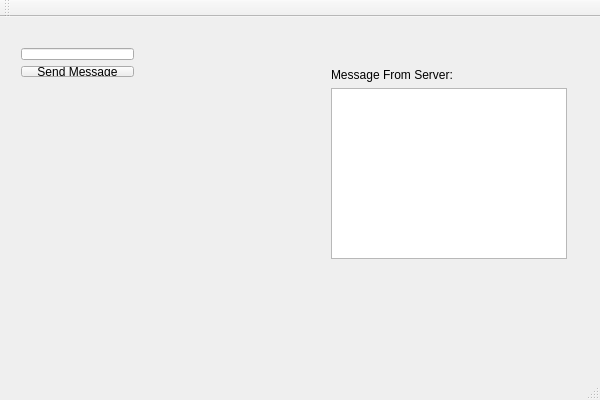
mazakk94/joCirclenXapp, file joCirclenXapp/jocirclenxapp.ui: the form before one commit.
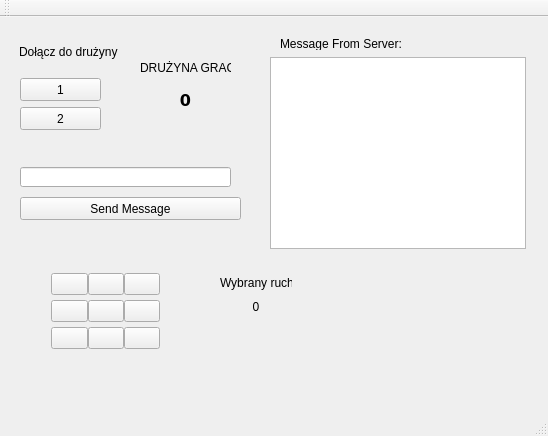
The form after the commit.

Diff of the .ui file:
```diff
--- a/joCirclenXapp/jocirclenxapp.ui
+++ b/joCirclenXapp/jocirclenxapp.ui
@@ -6,58 +6,270 @@
    <rect>
     <x>0</x>
     <y>0</y>
-    <width>600</width>
-    <height>400</height>
+    <width>548</width>
+    <height>436</height>
    </rect>
   </property>
   <property name="windowTitle">
    <string>joCirclenXapp</string>
   </property>
   <widget class="QWidget" name="centralWidget">
-   <widget class="QWidget" name="layoutWidget">
+   <widget class="QTextEdit" name="messageBox">
     <property name="geometry">
      <rect>
-      <x>320</x>
+      <x>270</x>
       <y>40</y>
-      <width>258</width>
-      <height>213</height>
+      <width>256</width>
+      <height>192</height>
      </rect>
     </property>
-    <layout class="QVBoxLayout" name="verticalLayout">
-     <item>
-      <widget class="QLabel" name="messageLabel">
-       <property name="text">
-        <string>Message From Server:</string>
-       </property>
-      </widget>
-     </item>
-     <item>
-      <widget class="QTextEdit" name="messageBox"/>
-     </item>
-    </layout>
    </widget>
-   <widget class="QWidget" name="layoutWidget">
+   <widget class="QLabel" name="messageLabel">
     <property name="geometry">
      <rect>
-      <x>10</x>
+      <x>280</x>
       <y>20</y>
-      <width>135</width>
-      <height>51</height>
+      <width>256</width>
+      <height>13</height>
      </rect>
     </property>
-    <layout class="QVBoxLayout" name="verticalLayout_2">
+    <property name="text">
+     <string>Message From Server:</string>
+    </property>
+   </widget>
+   <widget class="QLabel" name="teamLabel">
+    <property name="geometry">
+     <rect>
+      <x>140</x>
+      <y>60</y>
+      <width>91</width>
+      <height>46</height>
+     </rect>
+    </property>
+    <property name="font">
+     <font>
+      <family>Verdana</family>
+      <pointsize>12</pointsize>
+      <weight>75</weight>
+      <bold>true</bold>
+     </font>
+    </property>
+    <property name="cursor">
+     <cursorShape>WhatsThisCursor</cursorShape>
+    </property>
+    <property name="autoFillBackground">
+     <bool>false</bool>
+    </property>
+    <property name="text">
+     <string>0</string>
+    </property>
+    <property name="alignment">
+     <set>Qt::AlignCenter</set>
+    </property>
+   </widget>
+   <widget class="QLabel" name="label_2">
+    <property name="geometry">
+     <rect>
+      <x>140</x>
+      <y>27</y>
+      <width>91</width>
+      <height>47</height>
+     </rect>
+    </property>
+    <property name="text">
+     <string>DRUŻYNA GRACZA</string>
+    </property>
+   </widget>
+   <widget class="QPushButton" name="team2">
+    <property name="geometry">
+     <rect>
+      <x>20</x>
+      <y>90</y>
+      <width>81</width>
+      <height>23</height>
+     </rect>
+    </property>
+    <property name="text">
+     <string>2</string>
+    </property>
+   </widget>
+   <widget class="QPushButton" name="team1">
+    <property name="geometry">
+     <rect>
+      <x>20</x>
+      <y>61</y>
+      <width>81</width>
+      <height>23</height>
+     </rect>
+    </property>
+    <property name="text">
+     <string>1</string>
+    </property>
+   </widget>
+   <widget class="QLabel" name="label">
+    <property name="geometry">
+     <rect>
+      <x>19</x>
+      <y>15</y>
+      <width>101</width>
+      <height>39</height>
+     </rect>
+    </property>
+    <property name="text">
+     <string>Dołącz do drużyny</string>
+    </property>
+   </widget>
+   <widget class="QPushButton" name="sendButton">
+    <property name="geometry">
+     <rect>
+      <x>20</x>
+      <y>180</y>
+      <width>221</width>
+      <height>23</height>
+     </rect>
+    </property>
+    <property name="text">
+     <string>Send Message</string>
+    </property>
+   </widget>
+   <widget class="QLineEdit" name="messageEdit">
+    <property name="geometry">
+     <rect>
+      <x>20</x>
+      <y>150</y>
+      <width>211</width>
+      <height>20</height>
+     </rect>
+    </property>
+   </widget>
+   <widget class="QWidget" name="layoutWidget">
+    <property name="geometry">
+     <rect>
+      <x>40</x>
+      <y>240</y>
+      <width>131</width>
+      <height>111</height>
+     </rect>
+    </property>
+    <layout class="QVBoxLayout" name="X">
+     <property name="spacing">
+      <number>0</number>
+     </property>
      <item>
-      <widget class="QLineEdit" name="messageEdit"/>
+      <layout class="QHBoxLayout" name="O1">
+       <property name="spacing">
+        <number>0</number>
+       </property>
+       <item>
+        <widget class="QPushButton" name="b1">
+         <property name="text">
+          <string/>
+         </property>
+        </widget>
+       </item>
+       <item>
+        <widget class="QPushButton" name="b2">
+         <property name="text">
+          <string/>
+         </property>
+        </widget>
+       </item>
+       <item>
+        <widget class="QPushButton" name="b3">
+         <property name="text">
+          <string/>
+         </property>
+        </widget>
+       </item>
+      </layout>
      </item>
      <item>
-      <widget class="QPushButton" name="sendButton">
-       <property name="text">
-        <string>Send Message</string>
+      <layout class="QHBoxLayout" name="O2">
+       <property name="spacing">
+        <number>0</number>
        </property>
-      </widget>
+       <item>
+        <widget class="QPushButton" name="b4">
+         <property name="text">
+          <string/>
+         </property>
+        </widget>
+       </item>
+       <item>
+        <widget class="QPushButton" name="b5">
+         <property name="text">
+          <string/>
+         </property>
+        </widget>
+       </item>
+       <item>
+        <widget class="QPushButton" name="b6">
+         <property name="text">
+          <string/>
+         </property>
+        </widget>
+       </item>
+      </layout>
+     </item>
+     <item>
+      <layout class="QHBoxLayout" name="O3">
+       <property name="spacing">
+        <number>0</number>
+       </property>
+       <item>
+        <widget class="QPushButton" name="b7">
+         <property name="text">
+          <string/>
+         </property>
+        </widget>
+       </item>
+       <item>
+        <widget class="QPushButton" name="b8">
+         <property name="text">
+          <string/>
+         </property>
+        </widget>
+       </item>
+       <item>
+        <widget class="QPushButton" name="b9">
+         <property name="text">
+          <string/>
+         </property>
+        </widget>
+       </item>
+      </layout>
      </item>
     </layout>
    </widget>
+   <widget class="QLabel" name="moveLabel">
+    <property name="geometry">
+     <rect>
+      <x>220</x>
+      <y>280</y>
+      <width>72</width>
+      <height>20</height>
+     </rect>
+    </property>
+    <property name="text">
+     <string>0</string>
+    </property>
+    <property name="alignment">
+     <set>Qt::AlignCenter</set>
+    </property>
+   </widget>
+   <widget class="QLabel" name="label_3">
+    <property name="geometry">
+     <rect>
+      <x>220</x>
+      <y>250</y>
+      <width>72</width>
+      <height>32</height>
+     </rect>
+    </property>
+    <property name="text">
+     <string>Wybrany ruch:</string>
+    </property>
+   </widget>
   </widget>
   <widget class="QMenuBar" name="menuBar">
    <property name="geometry">
```
Left out of the diff: 2 changed lines with no effect on the pictures.
